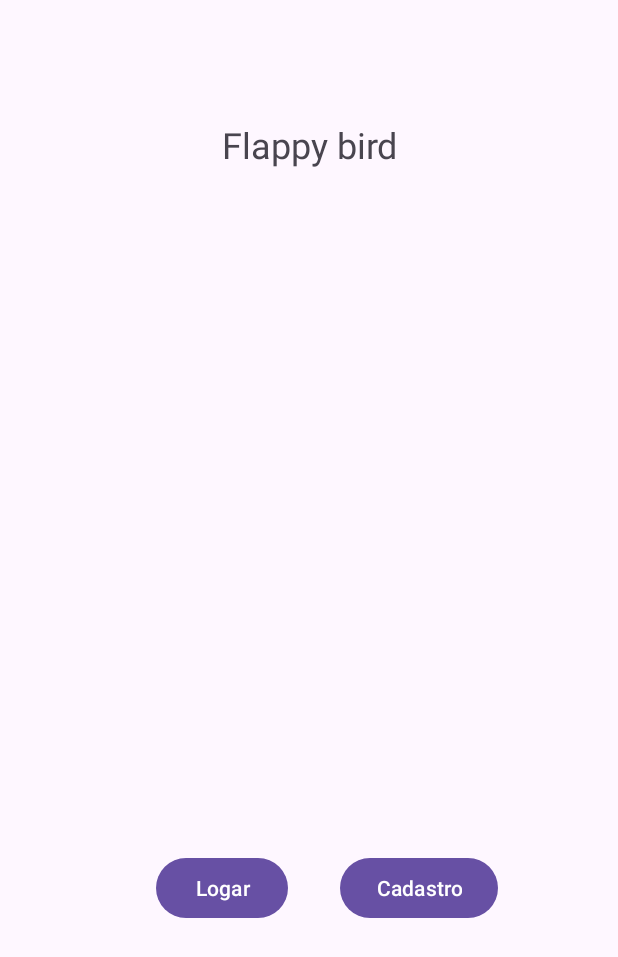
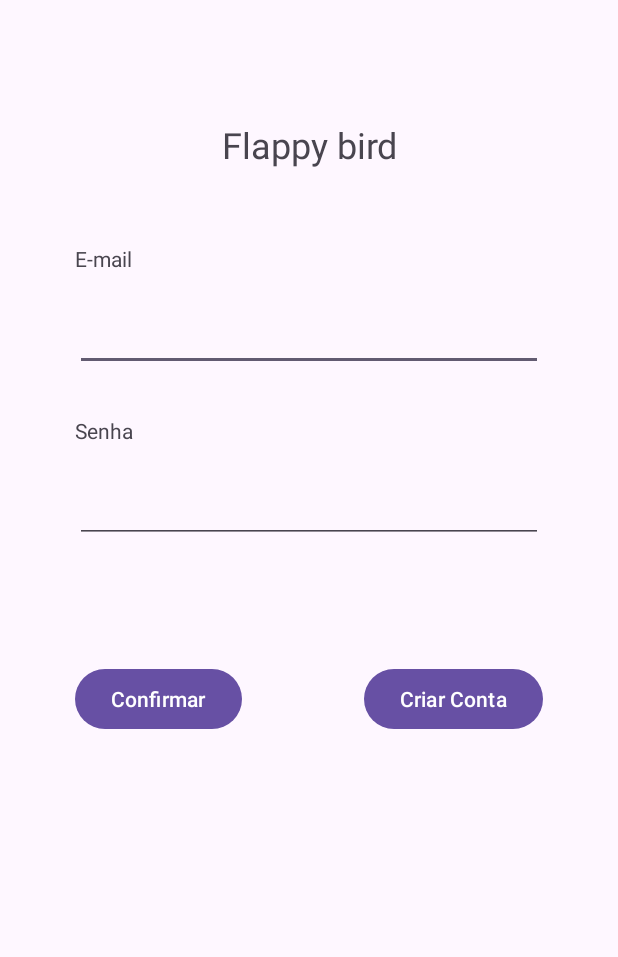
Before and after one commit to edgarrosis/TrabalhoFinal-ProgMovel, an Android app: the screen it shows after launch (MainActivity), on a phone screen of 412 x 824 dp. Shown: the top 957 px of the screen. Run offline under Robolectric (Android 15) with nearby library versions, the phone set to English and light mode, and no system bars; our stand-ins replace Firebase (no records; nobody signed in at launch, a user with empty details on screens opened directly).

Commit message:
Feat: Adicionado opções de Cadastro e Login usando email/senha, pelo firebase

```diff
--- a/app/src/main/res/layout/activity_main.xml
+++ b/app/src/main/res/layout/activity_main.xml
@@ -22,26 +22,69 @@
         app:layout_constraintTop_toTopOf="parent" />
 
     <Button
-        android:id="@+id/btnJogar"
+        android:id="@+id/btnConfirmar"
         android:layout_width="wrap_content"
         android:layout_height="wrap_content"
-        android:layout_marginStart="104dp"
-        android:layout_marginBottom="208dp"
-        android:text="Logar"
-        app:layout_constraintBottom_toBottomOf="parent"
-        app:layout_constraintStart_toStartOf="parent" />
+        android:layout_marginStart="50dp"
+        android:layout_marginTop="80dp"
+        android:text="Confirmar"
+        app:layout_constraintStart_toStartOf="parent"
+        app:layout_constraintTop_toBottomOf="@+id/edtSenhaLogin" />
 
     <Button
         android:id="@+id/btnCadastro"
         android:layout_width="wrap_content"
         android:layout_height="wrap_content"
-        android:layout_marginStart="36dp"
-        android:layout_marginEnd="92dp"
-        android:layout_marginBottom="208dp"
-        android:text="Cadastro"
-        app:layout_constraintBottom_toBottomOf="parent"
+        android:layout_marginTop="80dp"
+        android:layout_marginEnd="50dp"
+        android:text="Criar Conta"
         app:layout_constraintEnd_toEndOf="parent"
-        app:layout_constraintHorizontal_bias="0.133"
-        app:layout_constraintStart_toEndOf="@+id/btnJogar" />
+        app:layout_constraintTop_toBottomOf="@+id/edtSenhaLogin" />
+
+    <TextView
+        android:id="@+id/textView5"
+        android:layout_width="wrap_content"
+        android:layout_height="wrap_content"
+        android:layout_marginStart="50dp"
+        android:layout_marginTop="50dp"
+        android:text="E-mail"
+        app:layout_constraintStart_toStartOf="parent"
+        app:layout_constraintTop_toBottomOf="@+id/txtNome" />
+
+    <EditText
+        android:id="@+id/edtEmailLogin"
+        android:layout_width="match_parent"
+        android:layout_height="wrap_content"
+        android:layout_marginStart="50dp"
+        android:layout_marginTop="20dp"
+        android:layout_marginEnd="50dp"
+        android:ems="10"
+        android:inputType="textEmailAddress"
+        app:layout_constraintEnd_toEndOf="parent"
+        app:layout_constraintStart_toStartOf="parent"
+        app:layout_constraintTop_toBottomOf="@+id/textView5" />
+
+    <TextView
+        android:id="@+id/textView6"
+        android:layout_width="wrap_content"
+        android:layout_height="wrap_content"
+        android:layout_marginStart="50dp"
+        android:layout_marginTop="30dp"
+        android:text="Senha"
+        app:layout_constraintStart_toStartOf="parent"
+        app:layout_constraintTop_toBottomOf="@+id/edtEmailLogin" />
+
+    <EditText
+        android:id="@+id/edtSenhaLogin"
+        android:layout_width="match_parent"
+        android:layout_height="wrap_content"
+        android:layout_marginStart="50dp"
+        android:layout_marginTop="20dp"
+        android:layout_marginEnd="50dp"
+        android:ems="10"
+        android:inputType="textPassword"
+        app:layout_constraintEnd_toEndOf="parent"
+        app:layout_constraintStart_toStartOf="parent"
+        app:layout_constraintTop_toBottomOf="@+id/textView6" />
 
 </androidx.constraintlayout.widget.ConstraintLayout>
```
Also changed, not shown: app/src/main/java/com/example/trabalhofinal_progmovel/Cadastro.java (+73 -10 lines), app/src/main/java/com/example/trabalhofinal_progmovel/MainActivity.java (+40 -3 lines), app/src/main/res/layout/activity_cadastro.xml (+9 -9 lines).
